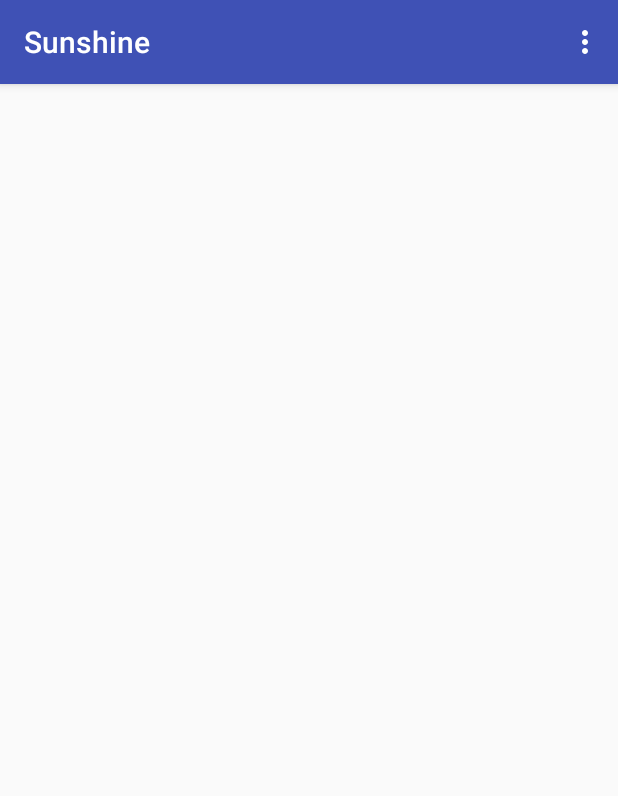
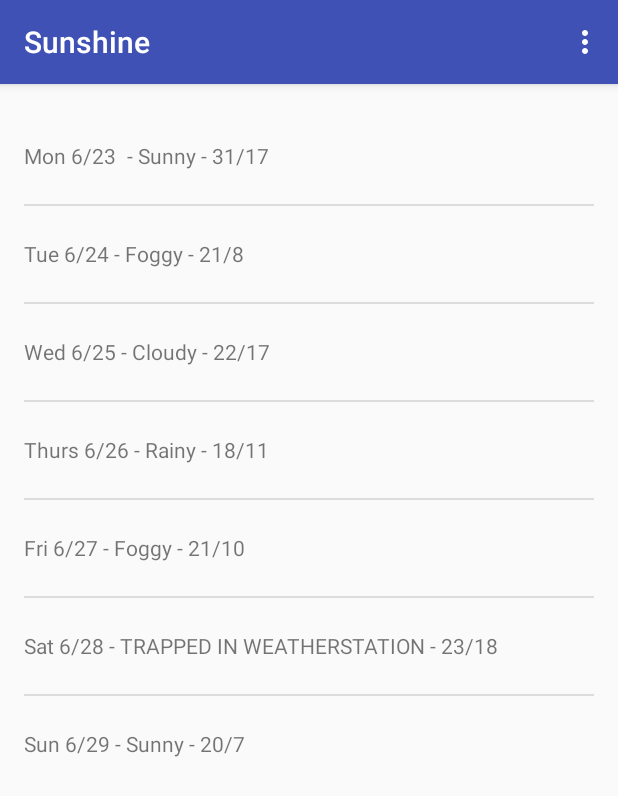
Before and after one commit to thenbha/Sunshine-app, an Android app: the screen it shows after launch (MainActivity), on a phone screen of 412 x 824 dp. Shown: the top 796 px of the screen. Run offline under Robolectric (Android 15) with nearby library versions, the phone set to English and light mode, and no system bars.

Commit message:
Added List Item layout and Adapter
Added a List Item Layout (list_item_forecast.xml)
Created dummy data in an Arraylist and created an ArrayAdapter to display the list.

```diff
--- a/Sunshine/app/src/main/java/com/project/home/sunshine/MainActivity.java
+++ b/Sunshine/app/src/main/java/com/project/home/sunshine/MainActivity.java
@@ -8,6 +8,10 @@ import android.view.Menu;
 import android.view.MenuItem;
 import android.view.View;
 import android.view.ViewGroup;
+import android.widget.ArrayAdapter;
+import android.widget.ListView;
+
+import java.util.ArrayList;
 
 
 public class MainActivity extends ActionBarActivity {
@@ -58,6 +62,26 @@ public class MainActivity extends ActionBarActivity {
                                  Bundle savedInstanceState) {
             View rootView = inflater.inflate(R.layout.fragment_main, container, false);
 
+            // Create a dummy data set to show in the ListView
+            ArrayList<String> weatherList = new ArrayList<>();
+            weatherList.add("Mon 6/23 - Sunny - 31/17");
+            weatherList.add("Tue 6/24 - Foggy - 21/8");
+            weatherList.add("Wed 6/25 - Cloudy - 22/17");
+            weatherList.add("Thurs 6/26 - Rainy - 18/11");
+            weatherList.add("Fri 6/27 - Foggy - 21/10");
+            weatherList.add("Sat 6/28 - TRAPPED IN WEATHERSTATION - 23/18");
+            weatherList.add("Sun 6/29 - Sunny - 20/7");
+
+            //Create the Array Adapter for the ListView
+            ArrayAdapter forecastAdapter = new ArrayAdapter(getActivity(),
+                    R.layout.list_item_forecast,        //list item layout
+                    R.id.list_item_forecast_textview,   //textview
+                    weatherList);
+
+            // Get the ListView and set the Adapter
+            ListView forecastView = (ListView) rootView.findViewById(R.id.listview_forecast);
+            forecastView.setAdapter(forecastAdapter);
+
             return rootView;
         }
     }
--- /dev/null
+++ b/Sunshine/app/src/main/res/layout/list_item_forecast.xml
@@ -0,0 +1,10 @@
+<?xml version="1.0" encoding="utf-8"?>
+
+<TextView
+    android:id="@+id/list_item_forecast_textview"
+    android:layout_width="match_parent"
+    android:layout_height="wrap_content"
+    android:minHeight="?@android:attr/listPreferredItemHeight"
+    android:gravity="center_vertical"
+    android:hint="Today - Sunny - 88/63"
+    xmlns:android="http://schemas.android.com/apk/res/android" />
```
Also changed, not shown: Sunshine/app/src/main/ic_launcher-web.png (added), Sunshine/app/src/main/res/mipmap-hdpi/ic_launcher.png, Sunshine/app/src/main/res/mipmap-mdpi/ic_launcher.png, Sunshine/app/src/main/res/mipmap-xhdpi/ic_launcher.png, Sunshine/app/src/main/res/mipmap-xxhdpi/ic_launcher.png, Sunshine/app/src/main/res/mipmap-xxxhdpi/ic_launcher.png.
